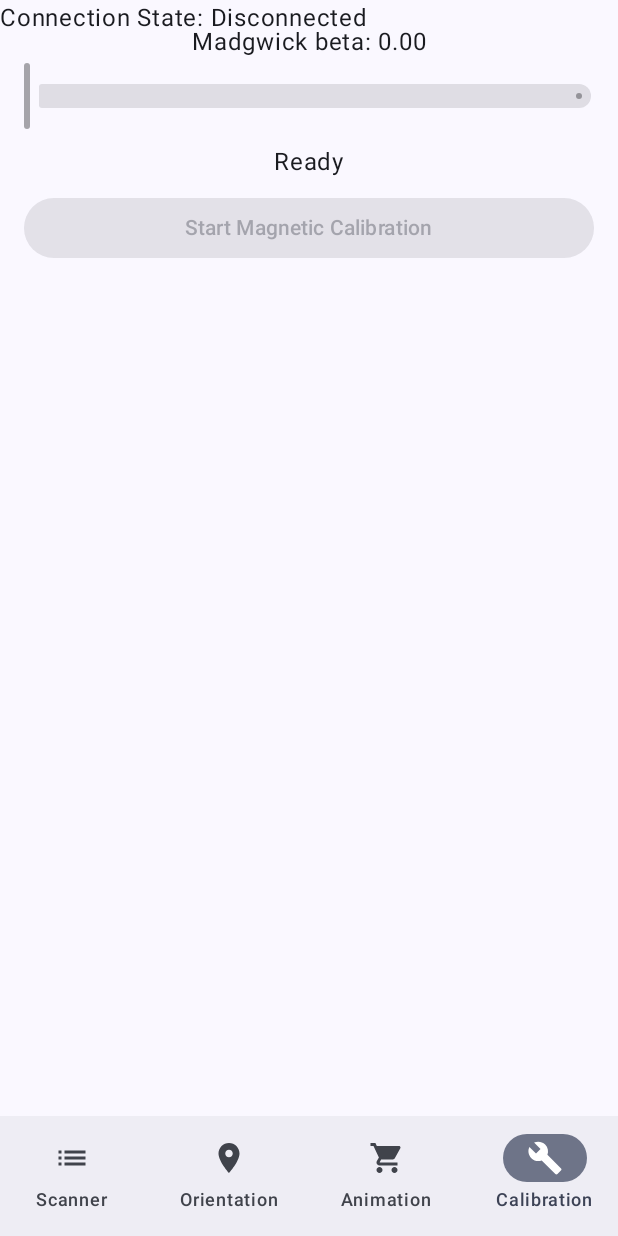
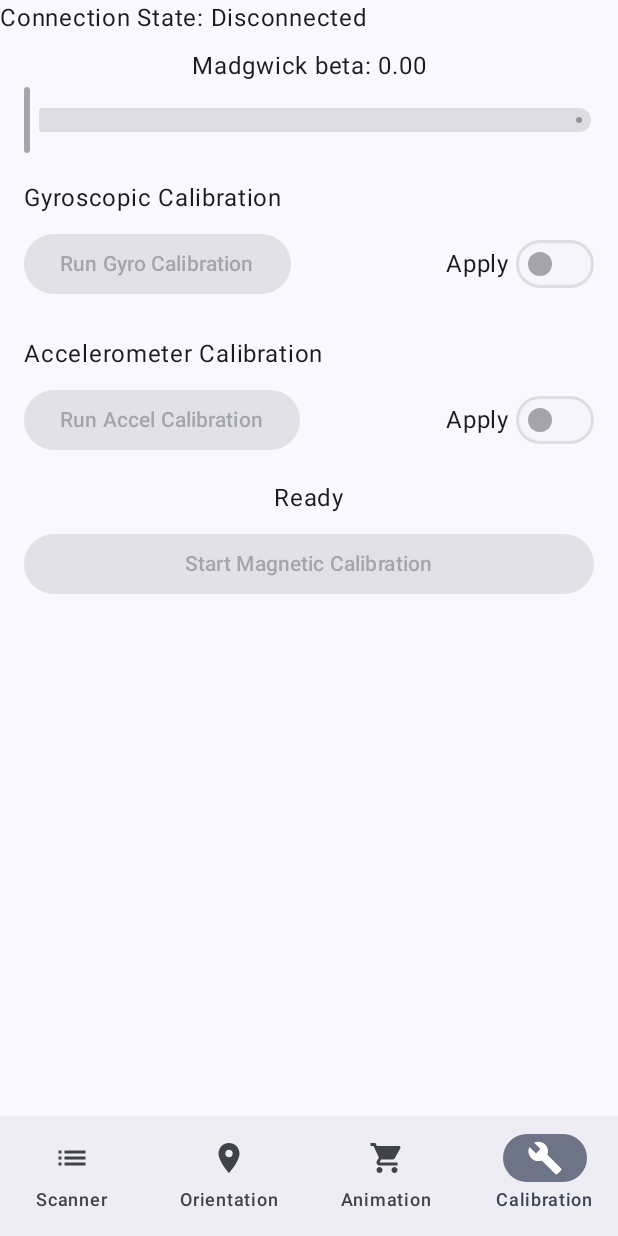
Before and after one commit to edwin98thompson/SkataBase.Android, an Android app built with Jetpack Compose: the CalibrationScreen screen opened through its navigation route, on a phone screen of 412 x 824 dp. Run offline under Robolectric (Android 15) with nearby library versions, the phone set to English and light mode, and no system bars.

Commit message:
Add gyro and accelerometer calibration controls
- Add calibration start buttons and apply toggles to the calibration screen.
- Send gyro and accelerometer calibration commands through the view model.
- Keep magnetic calibration and Madgwick beta controls available.

```diff
--- a/app/src/main/java/com/example/myfirstapp/screens/CalibrationScreen.kt
+++ b/app/src/main/java/com/example/myfirstapp/screens/CalibrationScreen.kt
@@ -3,17 +3,20 @@ package com.example.myfirstapp.screens
 import android.util.Log
 import androidx.compose.foundation.layout.Arrangement
 import androidx.compose.foundation.layout.Column
+import androidx.compose.foundation.layout.Row
 import androidx.compose.foundation.layout.fillMaxSize
 import androidx.compose.foundation.layout.fillMaxWidth
 import androidx.compose.foundation.layout.padding
 import androidx.compose.material3.Button
 import androidx.compose.material3.Slider
+import androidx.compose.material3.Switch
 import androidx.compose.material3.Text
 import androidx.compose.runtime.Composable
 import androidx.compose.runtime.LaunchedEffect
 import androidx.compose.runtime.collectAsState
 import androidx.compose.runtime.getValue
 import androidx.compose.runtime.mutableFloatStateOf
+import androidx.compose.runtime.mutableStateOf
 import androidx.compose.runtime.saveable.rememberSaveable
 import androidx.compose.runtime.setValue
 import androidx.compose.ui.Alignment
@@ -27,13 +30,13 @@ fun CalibrationScreen(
     viewModel: OrientationViewModel
 ) {
     val connectionState by viewModel.connectionState.collectAsState()
-    val orientation by viewModel.orientation.collectAsState()
-    val history by viewModel.history.collectAsState()
     val magCalStatus by viewModel.magCalibrationStatus.collectAsState()
     val betaValue by viewModel.betaValue.collectAsState()
     var sliderBetaValue by rememberSaveable {
         mutableFloatStateOf(betaValue.coerceIn(0f, 1f))
     }
+    var applyGyroCalibration by rememberSaveable { mutableStateOf(false) }
+    var applyAccelCalibration by rememberSaveable { mutableStateOf(false) }
 
     LaunchedEffect(betaValue) {
         Log.d("CalibrationScreen", "Displaying beta value received over BLE: $betaValue")
@@ -50,7 +53,12 @@ fun CalibrationScreen(
         horizontalAlignment = Alignment.CenterHorizontally
     ) {
 
-        Text("Madgwick beta: %.2f".format(betaValue))
+
+
+        Text(
+            text = "Madgwick beta: %.2f".format(betaValue),
+            modifier = Modifier.padding(top = 16.dp)
+        )
 
         Slider(
             value = sliderBetaValue,
@@ -71,6 +79,80 @@ fun CalibrationScreen(
             modifier = Modifier.fillMaxWidth()
         )
 
+        Text(
+            text = "Gyroscopic Calibration",
+            modifier = Modifier
+                .fillMaxWidth()
+                .padding(top = 16.dp)
+        )
+
+        Row(
+            modifier = Modifier
+                .fillMaxWidth()
+                .padding(vertical = 8.dp),
+            horizontalArrangement = Arrangement.SpaceBetween,
+            verticalAlignment = Alignment.CenterVertically
+        ) {
+            Button(
+                enabled = connectionState == ConnectionState.Connected,
+                onClick = {
+                    Log.d("CalibrationScreen", "Run gyroscopic calibration clicked")
+                    viewModel.startGyroCalibration()
+                }
+            ) {
+                Text("Run Gyro Calibration")
+            }
+
+            Row(verticalAlignment = Alignment.CenterVertically) {
+                Text("Apply ")
+                Switch(
+                    checked = applyGyroCalibration,
+                    enabled = connectionState == ConnectionState.Connected,
+                    onCheckedChange = {
+                        applyGyroCalibration = it
+                        viewModel.toggleGyroscopeCalibration(applyGyroCalibration)
+                    }
+                )
+            }
+        }
+
+        Text(
+            text = "Accelerometer Calibration",
+            modifier = Modifier
+                .fillMaxWidth()
+                .padding(top = 16.dp)
+        )
+
+        Row(
+            modifier = Modifier
+                .fillMaxWidth()
+                .padding(vertical = 8.dp),
+            horizontalArrangement = Arrangement.SpaceBetween,
+            verticalAlignment = Alignment.CenterVertically
+        ) {
+            Button(
+                enabled = connectionState == ConnectionState.Connected,
+                onClick = {
+                    Log.d("CalibrationScreen", "Run accelerometer calibration clicked")
+                    viewModel.startAccelCalibration()
+                }
+            ) {
+                Text("Run Accel Calibration")
+            }
+
+            Row(verticalAlignment = Alignment.CenterVertically) {
+                Text("Apply ")
+                Switch(
+                    checked = applyAccelCalibration,
+                    enabled = connectionState == ConnectionState.Connected,
+                    onCheckedChange = {
+                        applyAccelCalibration = it
+                        viewModel.toggleAccelCalibration(applyAccelCalibration)
+                    }
+                )
+            }
+        }
+
         // Show the status above the button
         Text(
             text = magCalStatus,
@@ -80,19 +162,14 @@ fun CalibrationScreen(
         Button(
             enabled = connectionState == ConnectionState.Connected,
             onClick = {
-                if(connectionState != ConnectionState.Connected)
-                {
-                    Log.d("OrientationViewModel","Device must be connected to start calibration")
-                }
-                else
-                {
-                    Log.d("OrientationScreen","Starting magnetic calibration")
-                    viewModel.startMagnetometerCalibration();
-                }
+                Log.d("CalibrationScreen","Starting magnetic calibration")
+                viewModel.startMagnetometerCalibration()
             },
             modifier = Modifier.fillMaxWidth()
         ) {
             Text("Start Magnetic Calibration")
         }
+
+        // At some point I may add toggle for mag calibration just like the other bits
     }
 }
--- a/app/src/main/java/com/example/myfirstapp/screens/OrientationScreen.kt
+++ b/app/src/main/java/com/example/myfirstapp/screens/OrientationScreen.kt
@@ -1,12 +1,9 @@
 package com.example.myfirstapp.screens
 
-import android.util.Log
 import androidx.compose.foundation.layout.Arrangement
 import androidx.compose.foundation.layout.Column
 import androidx.compose.foundation.layout.fillMaxSize
-import androidx.compose.foundation.layout.fillMaxWidth
 import androidx.compose.foundation.layout.padding
-import androidx.compose.material3.Button
 import androidx.compose.material3.Text
 import androidx.compose.runtime.Composable
 import androidx.compose.runtime.collectAsState
@@ -14,7 +11,6 @@ import androidx.compose.runtime.getValue
 import androidx.compose.ui.Alignment
 import androidx.compose.ui.Modifier
 import androidx.compose.ui.unit.dp
-import com.example.myfirstapp.model.ConnectionState
 import com.example.myfirstapp.viewmodel.OrientationViewModel
 
 @Composable
```
Also changed, not shown: app/src/main/java/com/example/myfirstapp/screens/BLEScannerScreen.kt (+15 -3 lines), app/src/main/java/com/example/myfirstapp/viewmodel/OrientationViewModel.kt (+73 -13 lines).
